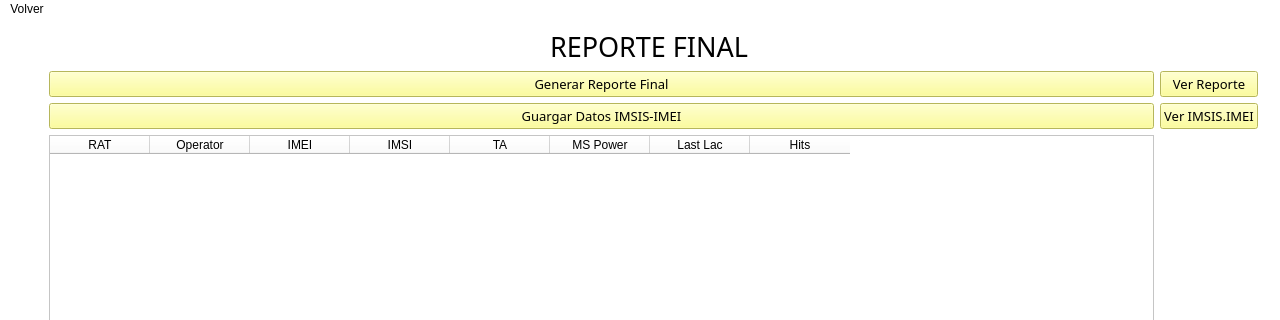
Above: Interfaz/UI/VistaAnalisisDatos.ui from Dumaru/ExcelReports before the change; both pictures show x 0 to 1280 and y 0 to 320 of the 1280 by 720 pixel window. Below: the same form after it.
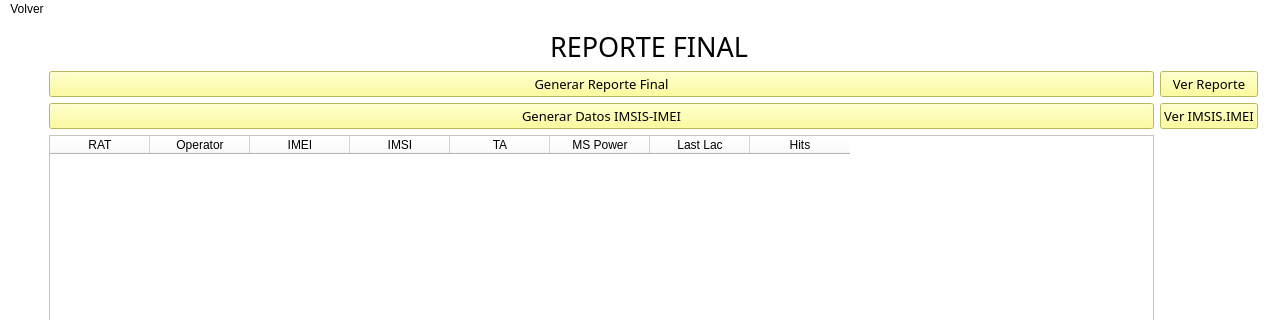
That is the form after the change. Icons and pictures are not drawn.

The edit to the form file:
```diff
--- a/Interfaz/UI/VistaAnalisisDatos.ui
+++ b/Interfaz/UI/VistaAnalisisDatos.ui
@@ -222,7 +222,7 @@
            <string notr="true">background-color: rgb(255, 255, 127);</string>
           </property>
           <property name="text">
-           <string>Guargar Datos IMSIS-IMEI</string>
+           <string>Generar Datos IMSIS-IMEI</string>
           </property>
           <property name="icon">
            <iconset>
```
Left out of the diff: 22 changed lines with no effect on the pictures.
